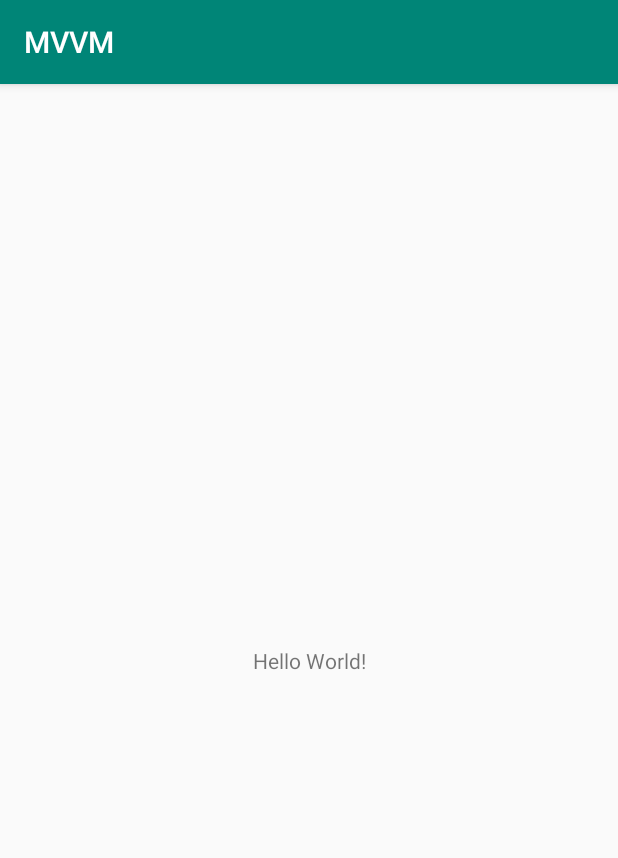
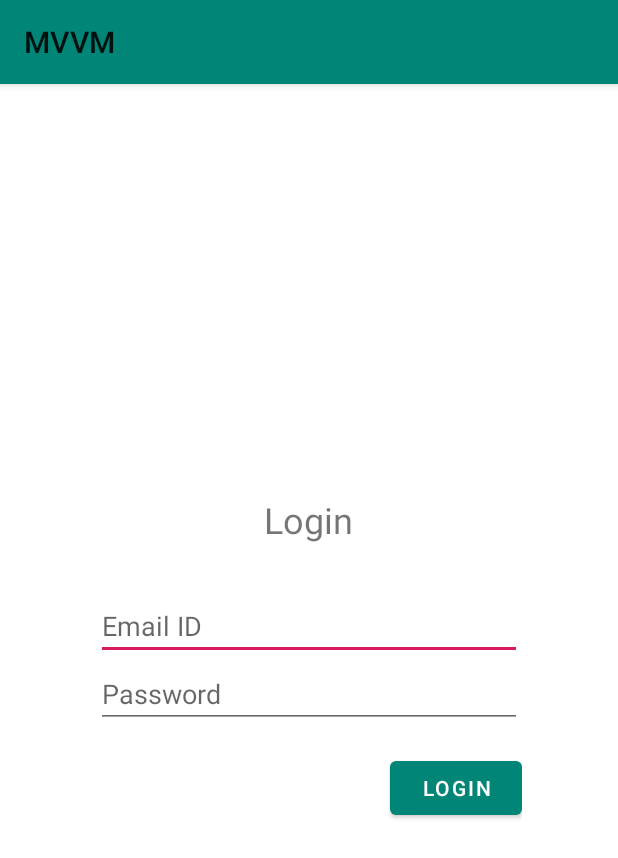
Before and after one commit to dharabhaskar/mvvmdemo, an Android app: the screen it shows after launch (MainActivity before the commit, LoginActivity after it), on a phone screen of 412 x 824 dp. Shown: the top 858 px of the screen. Run offline under Robolectric (Android 15) with nearby library versions, the phone set to English and light mode, and no system bars; our stand-ins replace data binding; 2 statements that could not run were skipped.

Commit message:
-- Authentication with viewmodel done.

```diff
--- /dev/null
+++ b/app/src/main/java/com/dharabhaskar/mvvm/ui/auth/AuthListener.kt
@@ -0,0 +1,7 @@
+package com.dharabhaskar.mvvm.ui.auth
+
+interface AuthListener {
+    fun onStarted()
+    fun onSuccess()
+    fun onError(errMsg:String)
+}
--- /dev/null
+++ b/app/src/main/java/com/dharabhaskar/mvvm/ui/auth/AuthViewModel.kt
@@ -0,0 +1,23 @@
+package com.dharabhaskar.mvvm.ui.auth
+
+import android.view.View
+import androidx.lifecycle.ViewModel
+
+class AuthViewModel: ViewModel() {
+     var emailID:String?=null
+     var password:String?=null
+
+    var authListener:AuthListener?=null
+
+    fun onLoginButtonClick(view: View){
+        authListener?.onStarted()
+        if(emailID.isNullOrEmpty() || password.isNullOrEmpty()){
+            //Display err msg
+            authListener?.onError("Empty password or email")
+            return
+        }
+        authListener?.onSuccess()
+        //Success...
+    }
+
+}
--- /dev/null
+++ b/app/src/main/java/com/dharabhaskar/mvvm/ui/auth/LoginActivity.kt
@@ -0,0 +1,34 @@
+package com.dharabhaskar.mvvm.ui.auth
+
+import androidx.appcompat.app.AppCompatActivity
+import android.os.Bundle
+import androidx.databinding.DataBindingUtil
+import androidx.lifecycle.ViewModelProviders
+import com.dharabhaskar.mvvm.R
+import com.dharabhaskar.mvvm.databinding.ActivityLoginBinding
+import com.dharabhaskar.mvvm.utils.toast
+
+class LoginActivity : AppCompatActivity(),AuthListener {
+
+    override fun onCreate(savedInstanceState: Bundle?) {
+        super.onCreate(savedInstanceState)
+        val binding:ActivityLoginBinding =DataBindingUtil.setContentView(this,R.layout.activity_login)
+        val viewModel=ViewModelProviders.of(this).get(AuthViewModel::class.java)
+
+        binding.viewmodel=viewModel
+        viewModel.authListener=this
+    }
+
+    override fun onStarted() {
+        toast("Login started")
+    }
+
+    override fun onSuccess() {
+        toast("Login success")
+    }
+
+    override fun onError(errMsg: String) {
+        toast(errMsg)
+    }
+
+}
--- a/app/src/main/java/com/dharabhaskar/mvvm/MainActivity.kt
+++ b/app/src/main/java/com/dharabhaskar/mvvm/ui/auth/SingupActiviy.kt
@@ -1,12 +1,13 @@
-package com.dharabhaskar.mvvm
+package com.dharabhaskar.mvvm.ui.auth
 
 import androidx.appcompat.app.AppCompatActivity
 import android.os.Bundle
+import com.dharabhaskar.mvvm.R
 
-class MainActivity : AppCompatActivity() {
+class SingupActiviy : AppCompatActivity() {
 
     override fun onCreate(savedInstanceState: Bundle?) {
         super.onCreate(savedInstanceState)
-        setContentView(R.layout.activity_main)
+        setContentView(R.layout.activity_singup)
     }
 }
--- /dev/null
+++ b/app/src/main/res/layout/activity_login.xml
@@ -0,0 +1,71 @@
+<?xml version="1.0" encoding="utf-8"?>
+<layout
+    xmlns:app="http://schemas.android.com/apk/res-auto"
+    xmlns:tools="http://schemas.android.com/tools">
+
+    <data>
+
+        <variable
+            name="viewmodel"
+            type="com.dharabhaskar.mvvm.ui.auth.AuthViewModel" />
+
+    </data>
+
+    <FrameLayout xmlns:android="http://schemas.android.com/apk/res/android"
+        android:id="@+id/root_layout"
+        android:layout_width="match_parent"
+        android:layout_height="match_parent"
+        tools:context=".ui.auth.SingupActiviy"
+        android:layout_margin="32dp">
+
+
+        <LinearLayout
+            android:layout_width="match_parent"
+            android:layout_height="wrap_content"
+            android:layout_gravity="center_vertical"
+            android:orientation="vertical"
+            android:padding="32dp">
+
+            <TextView
+                android:layout_width="wrap_content"
+                android:layout_height="wrap_content"
+                android:text="Login"
+                android:layout_gravity="center_horizontal|top"
+                android:layout_marginBottom="32dp"
+                android:textSize="24sp"/>
+
+
+            <EditText
+                android:id="@+id/emailID"
+                android:layout_width="match_parent"
+                android:layout_height="wrap_content"
+                android:hint="Email ID"
+                android:text="@={viewmodel.emailID}"/>
+
+            <EditText
+                android:id="@+id/password"
+                android:layout_width="match_parent"
+                android:layout_height="wrap_content"
+                android:hint="Password"
+                android:text="@={viewmodel.password}"/>
+
+            <com.google.android.material.button.MaterialButton
+                android:layout_width="wrap_content"
+                android:layout_height="wrap_content"
+                android:layout_gravity="right"
+                android:layout_marginTop="16dp"
+                android:text="Login"
+                android:onClick="@{viewmodel.onLoginButtonClick}"
+                style="@style/Widget.MaterialComponents.Button"/>
+
+        </LinearLayout>
+        <ProgressBar
+            android:id="@+id/progress"
+            android:layout_width="wrap_content"
+            android:layout_height="wrap_content"
+            android:layout_gravity="center"
+            android:visibility="gone"/>
+
+    </FrameLayout>
+
+</layout>
--- a/app/src/main/res/layout/activity_main.xml
+++ /dev/null
@@ -1,19 +0,0 @@
-<?xml version="1.0" encoding="utf-8"?>
-<androidx.constraintlayout.widget.ConstraintLayout
-    xmlns:android="http://schemas.android.com/apk/res/android"
-    xmlns:tools="http://schemas.android.com/tools"
-    xmlns:app="http://schemas.android.com/apk/res-auto"
-    android:layout_width="match_parent"
-    android:layout_height="match_parent"
-    tools:context=".MainActivity">
-
-    <TextView
-        android:layout_width="wrap_content"
-        android:layout_height="wrap_content"
-        android:text="Hello World!"
-        app:layout_constraintBottom_toBottomOf="parent"
-        app:layout_constraintLeft_toLeftOf="parent"
-        app:layout_constraintRight_toRightOf="parent"
-        app:layout_constraintTop_toTopOf="parent" />
-
-</androidx.constraintlayout.widget.ConstraintLayout>
--- a/app/src/main/res/values/styles.xml
+++ b/app/src/main/res/values/styles.xml
@@ -1,7 +1,7 @@
 <resources>
 
     <!-- Base application theme. -->
-    <style name="AppTheme" parent="Theme.AppCompat.Light.DarkActionBar">
+    <style name="AppTheme" parent="Theme.MaterialComponents.DayNight">
         <!-- Customize your theme here. -->
         <item name="colorPrimary">@color/colorPrimary</item>
         <item name="colorPrimaryDark">@color/colorPrimaryDark</item>
--- a/build.gradle
+++ b/build.gradle
@@ -12,6 +12,8 @@ buildscript {
         classpath "org.jetbrains.kotlin:kotlin-gradle-plugin:$kotlin_version"
         // NOTE: Do not place your application dependencies here; they belong
         // in the individual module build.gradle files
+
+        classpath 'androidx.navigation:navigation-safe-args-gradle-plugin:2.1.0-alpha05'
     }
 }
 
--- a/gradle.properties
+++ b/gradle.properties
@@ -25,3 +25,4 @@ android.enableJetifier=true
 
 # Kotlin code style for this project: "official" or "obsolete":
 kotlin.code.style=official
+android.databinding.enableV2=true
```
Also changed, not shown: app/build.gradle (+13 -6 lines), app/src/main/AndroidManifest.xml (+4 -3 lines), app/src/main/java/com/dharabhaskar/mvvm/utils/ViewUtils.kt (added, +8 -0 lines), app/src/main/res/layout/activity_singup.xml (added, +54 -0 lines).
